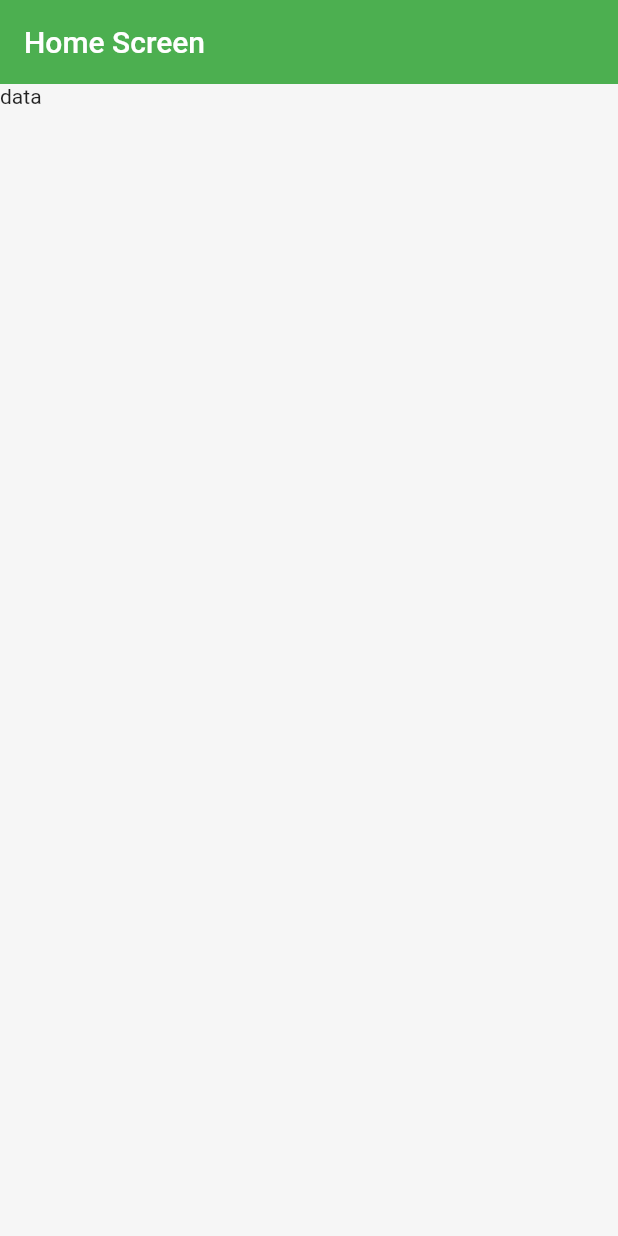
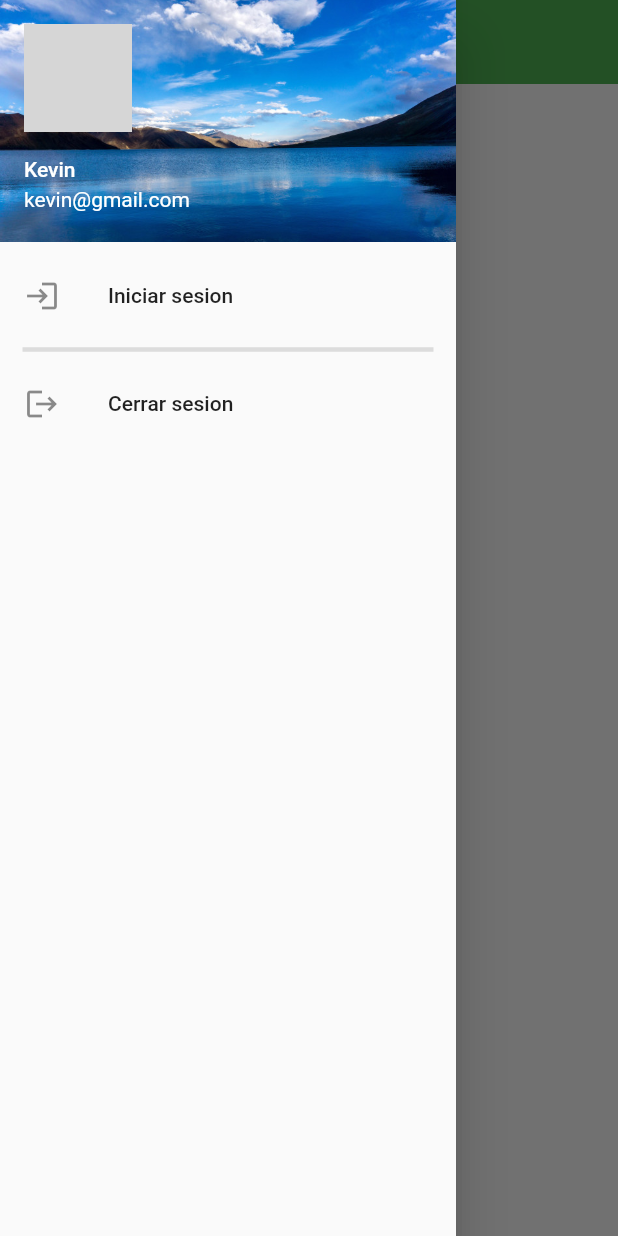
Before and after one commit to KevinG2K/Api-FrontFlutter-BackendLaravel, a Flutter app: the screen it shows after launch, with the side drawer open (before the commit the screen has no drawer), on a phone screen of 412 x 824 dp. Run offline on Flutter 3.47's test engine with Material 2 defaults, Android fonts, the phone set to English and light mode, and no system bars; network calls fail; grey boxes are pictures that could not be loaded.

Commit message:
componente sidebar hecho

```diff
--- a/FrontendFlutter/login_test/lib/components/components.dart
+++ b/FrontendFlutter/login_test/lib/components/components.dart
@@ -1 +1,3 @@
+export 'package:login_test/components/utils/sidebar.dart';
+
 export 'package:login_test/components/utils/splash_screen.dart';
--- /dev/null
+++ b/FrontendFlutter/login_test/lib/components/utils/sidebar.dart
@@ -0,0 +1,53 @@
+import 'package:flutter/material.dart';
+
+class SideBar extends StatelessWidget {
+  const SideBar({super.key});
+
+  @override
+  Widget build(BuildContext context) {
+    return Drawer(
+      child: ListView(
+        children: [
+          UserAccountsDrawerHeader(
+            accountName: const Text("Kevin"),
+            accountEmail: const Text("kevin@gmail.com"),
+            currentAccountPicture: CircleAvatar(
+              child: ClipOval(
+                child: Image.network(
+                  'https://cdn.pixabay.com/photo/2016/03/31/19/58/avatar-1295430_1280.png',
+                  width: 90,
+                  height: 90,
+                  fit: BoxFit.cover,
+                ),
+              ),
+            ),
+            decoration: const BoxDecoration(
+              image: DecorationImage(
+                  image: AssetImage('assets/utils/fondo_sidebar.jpg'),
+                  fit: BoxFit.cover),
+            ),
+          ),
+          ListTile(
+            leading: const Icon(Icons.login),
+            title: const Text("Iniciar sesion"),
+            onTap: () {
+              print("Presionado iniciar sesion");
+            },
+          ),
+          const Divider(
+            thickness: 3,
+            indent: 15,
+            endIndent: 15,
+          ),
+          ListTile(
+            leading: const Icon(Icons.logout),
+            title: const Text("Cerrar sesion"),
+            onTap: () {
+              print("Presionado cerrar sesion");
+            },
+          )
+        ],
+      ),
+    );
+  }
+}
--- a/FrontendFlutter/login_test/lib/screens/login/home_screen.dart
+++ b/FrontendFlutter/login_test/lib/screens/login/home_screen.dart
@@ -1,4 +1,5 @@
 import 'package:flutter/material.dart';
+import 'package:login_test/components/components.dart';
 
 class HomeScreen extends StatefulWidget {
   const HomeScreen({super.key});
@@ -11,6 +12,7 @@ class _HomeScreenState extends State<HomeScreen> {
   @override
   Widget build(BuildContext context) {
     return Scaffold(
+      drawer: const SideBar(),
       appBar: AppBar(
         title: const Text("Home Screen"),
       ),
```
Also changed, not shown: FrontendFlutter/login_test/assets/utils/fondo_sidebar.jpg (added).
